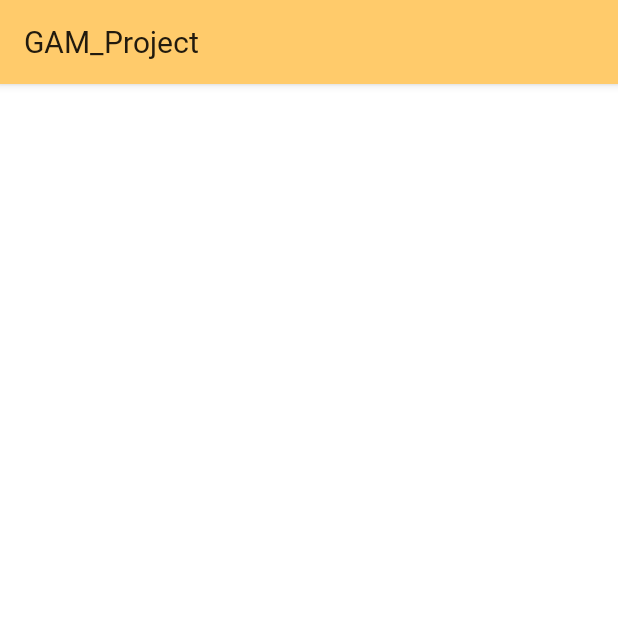
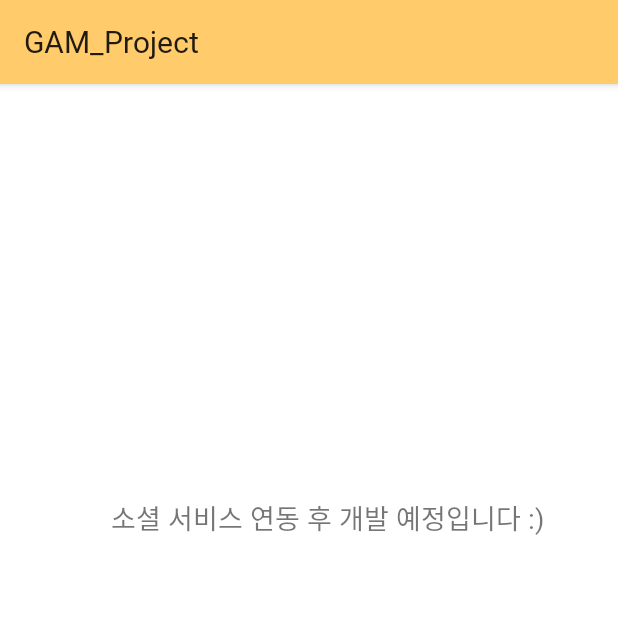
Before and after one commit to syeonk8/GAM_Project, an Android app: the fragment MyPageFragment shown on its own in the app's theme, on a phone screen of 412 x 824 dp, the top half of it. Run offline under Robolectric (Android 15) with nearby library versions, the light colour scheme and no system bars.

Commit message:
mypage문구 추가

```diff
--- a/app/src/main/res/layout/fragment_my_page.xml
+++ b/app/src/main/res/layout/fragment_my_page.xml
@@ -8,5 +8,15 @@
     tools:context="com.example.gam_project.MapsActivity">
 
 
-
+    <TextView
+        android:id="@+id/textView"
+        android:layout_width="314dp"
+        android:layout_height="62dp"
+        android:layout_marginTop="275dp"
+        android:layout_marginEnd="24dp"
+        android:text="소셜 서비스 연동 후 개발 예정입니다 :)"
+        android:textSize="18sp"
+        android:textStyle="normal"
+        app:layout_constraintEnd_toEndOf="parent"
+        app:layout_constraintTop_toTopOf="parent" />
 </androidx.constraintlayout.widget.ConstraintLayout>
```
